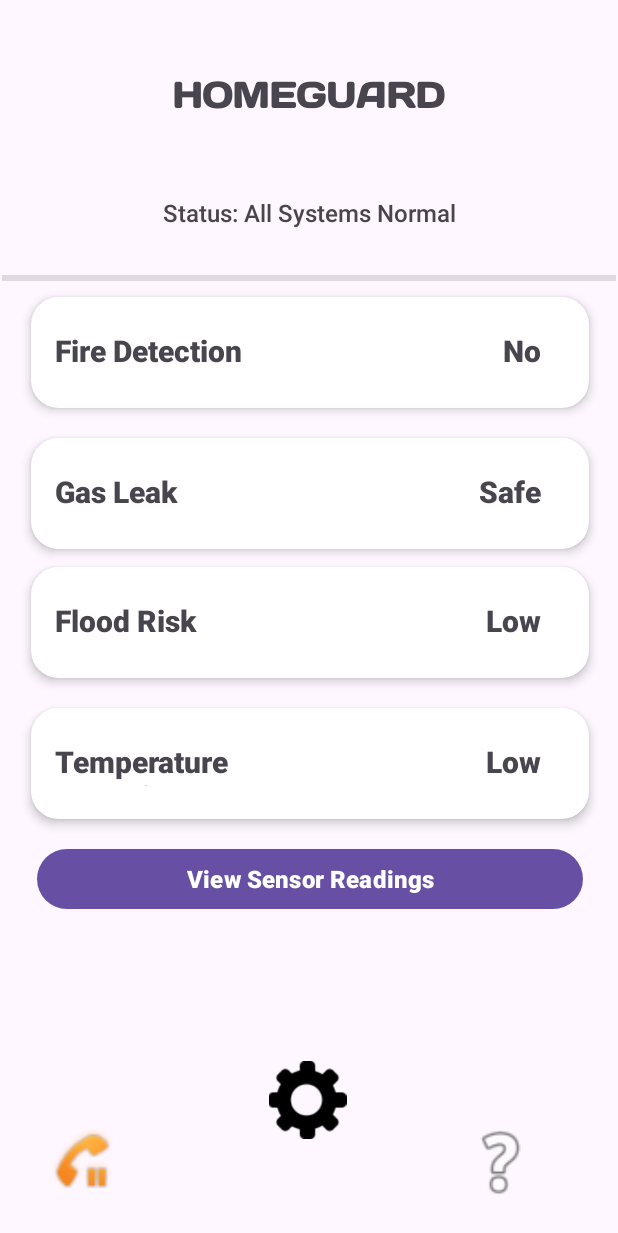
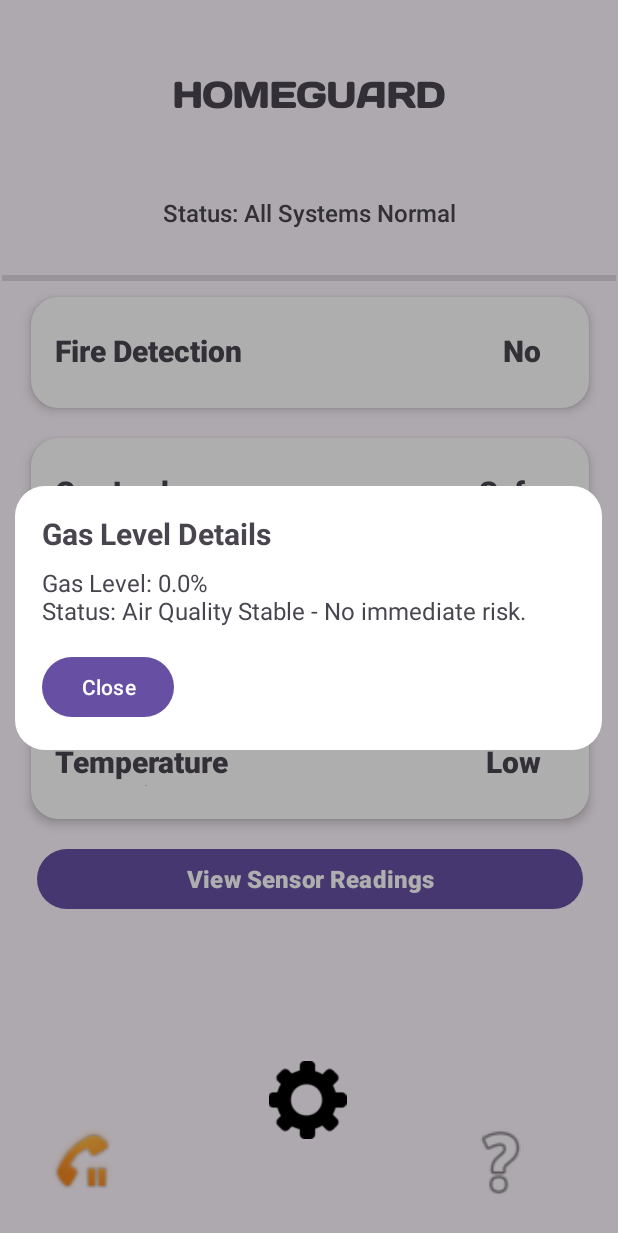
Before and after one commit to AntoOfo/HomeGuard, an Android app: the screen it shows after launch (MainActivity), after a tap on "Gas Leak", on a phone screen of 412 x 824 dp. Shown: the top 1233 px of the screen. Run offline under Robolectric (Android 15) with nearby library versions, the light colour scheme and no system bars; our stand-ins replace Firebase (no records; nobody signed in at launch, a user with empty details on screens opened directly).

Commit message:
Nodes created for gas level readings and status for gas level changes according to percentages from sensor

```diff
--- a/app/src/main/java/com/example/homeguard/MainActivity.kt
+++ b/app/src/main/java/com/example/homeguard/MainActivity.kt
@@ -35,13 +35,17 @@ class MainActivity : AppCompatActivity() {
     private lateinit var tempRef: DatabaseReference
     private lateinit var humidityRef: DatabaseReference
     private lateinit var waterLevelRef: DatabaseReference
+    private lateinit var gasRef: DatabaseReference
 
     private var humidity: Double = 0.0
     private var temp: Double = 0.0
     private var waterLevel: Double = 0.0
+    private var gasLevel: Double = 0.0
 
     private var tempDialog: AlertDialog? = null
     private lateinit var dialogMessage: TextView
+    private var gasDialog: AlertDialog? = null
+    private lateinit var gasMessage: TextView
 
 
     override fun onCreate(savedInstanceState: Bundle?) {
@@ -70,6 +74,7 @@ class MainActivity : AppCompatActivity() {
         tempRef = FirebaseDatabase.getInstance().getReference("sensors/temperature")
         humidityRef = FirebaseDatabase.getInstance().getReference("sensors/humidity")
         waterLevelRef = FirebaseDatabase.getInstance().getReference("sensors/water_level")
+        gasRef = FirebaseDatabase.getInstance().getReference("sensors/gas")
 
         // read temp from firebase
         tempRef.addValueEventListener(object : ValueEventListener {
@@ -110,6 +115,17 @@ class MainActivity : AppCompatActivity() {
             }
         })
 
+        // read gas level from firebase
+        gasRef.addValueEventListener(object : ValueEventListener {
+            override fun onDataChange(snapshot: DataSnapshot) {
+                gasLevel = snapshot.child("value").getValue(Double::class.java) ?: 0.0
+                updateGasStatus(gasLevel)
+                updateGasDialog()
+            }
+
+            override fun onCancelled(error: DatabaseError) {}
+        })
+
         tempTile.setOnClickListener {
             showTempDetailsDialog()
         }
@@ -119,7 +135,7 @@ class MainActivity : AppCompatActivity() {
         }
 
         gasTile.setOnClickListener {
-
+            showGasDetailsDialog()
         }
 
         floodTile.setOnClickListener {
@@ -149,6 +165,14 @@ class MainActivity : AppCompatActivity() {
             level < 25 -> "Low"
             level in 25.0..75.0 -> "Moderate"
             else -> "High"
+        }
+    }
+
+    private fun updateGasStatus(level: Double) {
+        gasStatus.text = when {
+            level < 25 -> "Safe"
+            level in 25.0..75.0 -> "Warning"
+            else -> "Danger"
         }
     }
 
@@ -195,6 +219,18 @@ class MainActivity : AppCompatActivity() {
         }
     }
 
+    private fun updateGasDialog() {
+        if (::gasMessage.isInitialized) {
+            val gasStatusText = when {
+                gasLevel < 25 -> "Air Quality Stable - No immediate risk."
+                gasLevel in 25.0..75.0 -> "Warning! Elevated gas levels detected - Please monitor."
+                else -> "Critical Alert! High gas levels detected - Immediate action needed!"
+            }
+
+            gasMessage.text = "Gas Level: ${gasLevel}%\nStatus: $gasStatusText"  // Update dialog message
+        }
+    }
+
     private fun showFloodDetailsDialog() {
 
         val builder = AlertDialog.Builder(this)
@@ -226,4 +262,33 @@ class MainActivity : AppCompatActivity() {
 
         dialog.show()
     }
+
+    private fun showGasDetailsDialog() {
+
+        if (gasDialog == null) {  // Only create the dialog if it hasn't been created
+            val builder = AlertDialog.Builder(this)
+            val dialogView = layoutInflater.inflate(R.layout.dialog_gas_details, null)
+
+            val title = dialogView.findViewById<TextView>(R.id.dialogGasTitle)
+            gasMessage = dialogView.findViewById(R.id.dialogGasMessage)  // Store reference for updates
+            val closeBtn = dialogView.findViewById<Button>(R.id.closeGasBtn)
+
+            title.text = "Gas Level Details"
+
+            builder.setView(dialogView)
+            gasDialog = builder.create()
+            gasDialog?.window?.setBackgroundDrawable(ColorDrawable(Color.TRANSPARENT))
+
+            closeBtn.setOnClickListener {
+                gasDialog?.dismiss()
+            }
+        }
+
+        if (gasDialog?.isShowing == false) {
+            gasDialog?.show()
+        }
+
+        // Initial call to update with current data
+        updateGasDialog()
     }
+    }
--- /dev/null
+++ b/app/src/main/res/layout/dialog_gas_details.xml
@@ -0,0 +1,31 @@
+<?xml version="1.0" encoding="utf-8"?>
+<LinearLayout xmlns:android="http://schemas.android.com/apk/res/android"
+    android:layout_width="match_parent"
+    android:layout_height="wrap_content"
+    android:background="@drawable/dialog_background"
+    android:orientation="vertical"
+    android:padding="18dp">
+
+    <TextView
+        android:id="@+id/dialogGasTitle"
+        android:layout_width="wrap_content"
+        android:layout_height="wrap_content"
+        android:layout_marginBottom="8dp"
+        android:text="Gas Level Details"
+        android:textSize="20sp"
+        android:textStyle="bold" />
+
+    <TextView
+        android:id="@+id/dialogGasMessage"
+        android:layout_width="wrap_content"
+        android:layout_height="wrap_content"
+        android:text="Current gas level: 20%\nStatus: Safe"
+        android:textSize="16sp" />
+
+    <Button
+        android:id="@+id/closeGasBtn"
+        android:layout_width="wrap_content"
+        android:layout_height="wrap_content"
+        android:layout_marginTop="16dp"
+        android:text="Close" />
+</LinearLayout>
```
